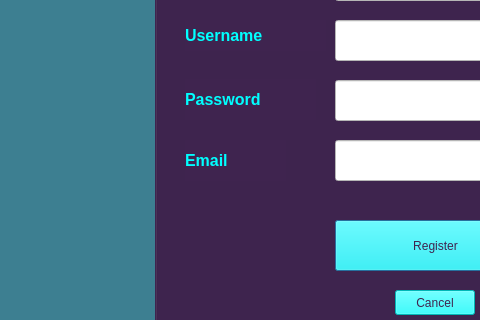
Raymo1892/RuntimeTerror, file Gas_Station_Project/registrationwindow.ui: the form before one commit; both pictures show x 195 to 675 and y 240 to 560 of the 1250 by 700 pixel window.
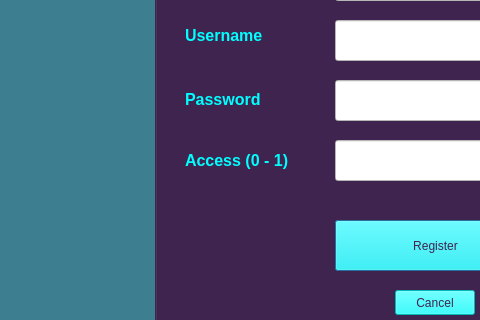
The form after the commit.

Patch:
```diff
--- a/Gas_Station_Project/registrationwindow.ui
+++ b/Gas_Station_Project/registrationwindow.ui
@@ -165,7 +165,7 @@
      <rect>
       <x>30</x>
       <y>380</y>
-      <width>101</width>
+      <width>111</width>
       <height>41</height>
      </rect>
     </property>
@@ -175,7 +175,7 @@
 color: rgb(0, 255, 255);</string>
     </property>
     <property name="text">
-     <string>&lt;html&gt;&lt;head/&gt;&lt;body&gt;&lt;p&gt;&lt;span style=&quot; font-size:12pt; font-weight:600;&quot;&gt;Email&lt;/span&gt;&lt;/p&gt;&lt;/body&gt;&lt;/html&gt;</string>
+     <string>&lt;html&gt;&lt;head/&gt;&lt;body&gt;&lt;p&gt;&lt;span style=&quot; font-size:12pt; font-weight:600;&quot;&gt;Access (0 - 1)&lt;/span&gt;&lt;/p&gt;&lt;/body&gt;&lt;/html&gt;</string>
     </property>
    </widget>
    <widget class="QLabel" name="lastNameLabel">
```
